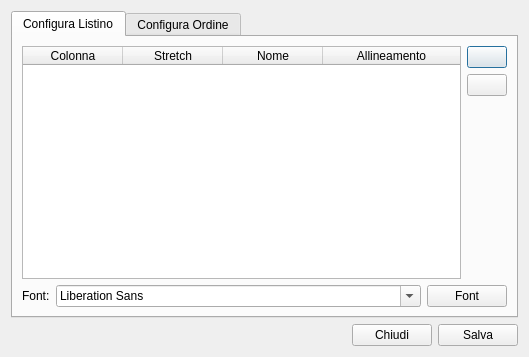
kvsd/Gestionale, file moduleReport/configprintdialog.ui: the form before one commit.
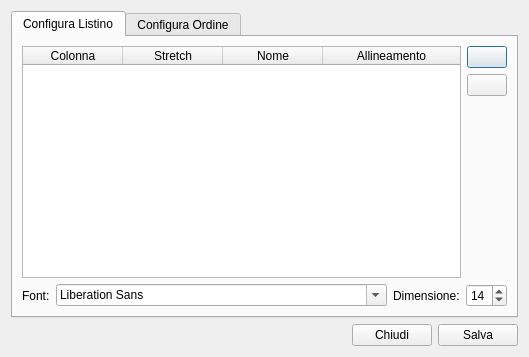
The form after the commit. Icons and pictures are not drawn.

Commit message:
Modifica classe ConfigPrintDialog.
*Modifica all'interfaccia, eliminato il pulsante per aprire il dialog
 per la selezione dei font. Sostituito con uno spinbox per selezionare
 la dimensione.

*Create due funzioni membro, loadFont e saveFont, ed eliminata la
 funzione membro (slot) openFondDlg.

What changed in the file:
```diff
--- a/moduleReport/configprintdialog.ui
+++ b/moduleReport/configprintdialog.ui
@@ -95,7 +95,7 @@
         </layout>
        </item>
        <item>
-        <layout class="QHBoxLayout" name="horizontalLayout_2" stretch="0,1,0">
+        <layout class="QHBoxLayout" name="horizontalLayout_2" stretch="0,1,0,0">
          <item>
           <widget class="QLabel" name="label">
            <property name="text">
@@ -107,9 +107,16 @@
           <widget class="QFontComboBox" name="listinoFontCB"/>
          </item>
          <item>
-          <widget class="QPushButton" name="listinoFontDlg">
+          <widget class="QLabel" name="label_3">
            <property name="text">
-            <string>Font</string>
+            <string>Dimensione:</string>
+           </property>
+          </widget>
+         </item>
+         <item>
+          <widget class="QSpinBox" name="listinoFontSize">
+           <property name="value">
+            <number>14</number>
            </property>
           </widget>
          </item>
```
Left out of the diff: 46 changed lines with no effect on the pictures. The commit also changes 2 other files.
